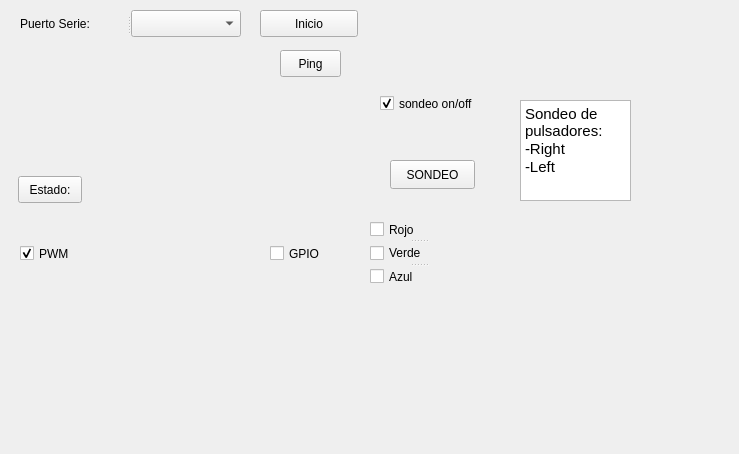
This is guipanel.ui in espinozurera/proyecto1-qt as Qt 5 draws it before an edit. The edited form follows.
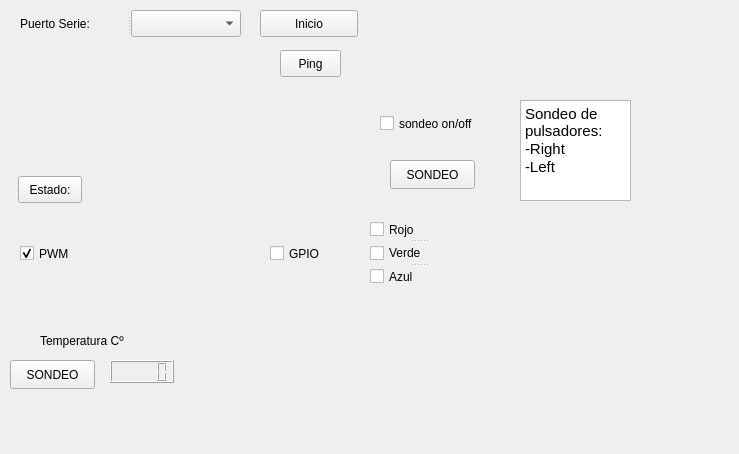
This is the edited form. Custom widgets are drawn as their Qt base class.

Diff of the .ui file:
```diff
--- a/guipanel.ui
+++ b/guipanel.ui
@@ -253,7 +253,7 @@
    <property name="geometry">
     <rect>
      <x>380</x>
-     <y>90</y>
+     <y>110</y>
      <width>111</width>
      <height>27</height>
     </rect>
@@ -262,7 +262,43 @@
     <string>sondeo on/off</string>
    </property>
    <property name="checked">
-    <bool>true</bool>
+    <bool>false</bool>
+   </property>
+  </widget>
+  <widget class="QLCDNumber" name="lcdNumber">
+   <property name="geometry">
+    <rect>
+     <x>110</x>
+     <y>360</y>
+     <width>64</width>
+     <height>23</height>
+    </rect>
+   </property>
+  </widget>
+  <widget class="QLabel" name="label">
+   <property name="geometry">
+    <rect>
+     <x>40</x>
+     <y>330</y>
+     <width>111</width>
+     <height>21</height>
+    </rect>
+   </property>
+   <property name="text">
+    <string>Temperatura Cº</string>
+   </property>
+  </widget>
+  <widget class="QPushButton" name="Sondeo_temp">
+   <property name="geometry">
+    <rect>
+     <x>10</x>
+     <y>360</y>
+     <width>85</width>
+     <height>29</height>
+    </rect>
+   </property>
+   <property name="text">
+    <string>SONDEO</string>
    </property>
   </widget>
  </widget>
```
Left out of the diff: 2 changed lines with no effect on the pictures.
